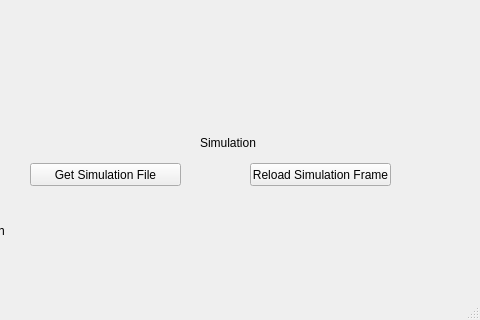
VindictivePlatypus/PressureImageDisplay, file PressureImageDisplay/pressureimagedisplay.ui: the form before one commit; both pictures show x 560 to 1040 and y 474 to 794 of the 1040 by 794 pixel window.
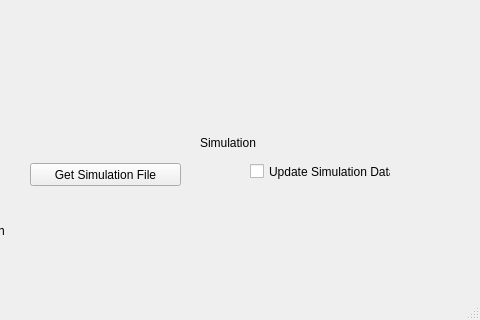
The form after the commit.

What changed in the file:
```diff
--- a/PressureImageDisplay/pressureimagedisplay.ui
+++ b/PressureImageDisplay/pressureimagedisplay.ui
@@ -147,17 +147,26 @@
      <string>Path</string>
     </property>
    </widget>
-   <widget class="QPushButton" name="ReloadSimuFile">
+   <widget class="QCheckBox" name="UpdateSimuCheckbox">
+    <property name="enabled">
+     <bool>true</bool>
+    </property>
     <property name="geometry">
      <rect>
       <x>810</x>
       <y>620</y>
       <width>141</width>
-      <height>23</height>
+      <height>17</height>
      </rect>
     </property>
     <property name="text">
-     <string>Reload Simulation Frame</string>
+     <string>Update Simulation Data</string>
+    </property>
+    <property name="checkable">
+     <bool>true</bool>
+    </property>
+    <property name="checked">
+     <bool>false</bool>
     </property>
    </widget>
   </widget>
```
